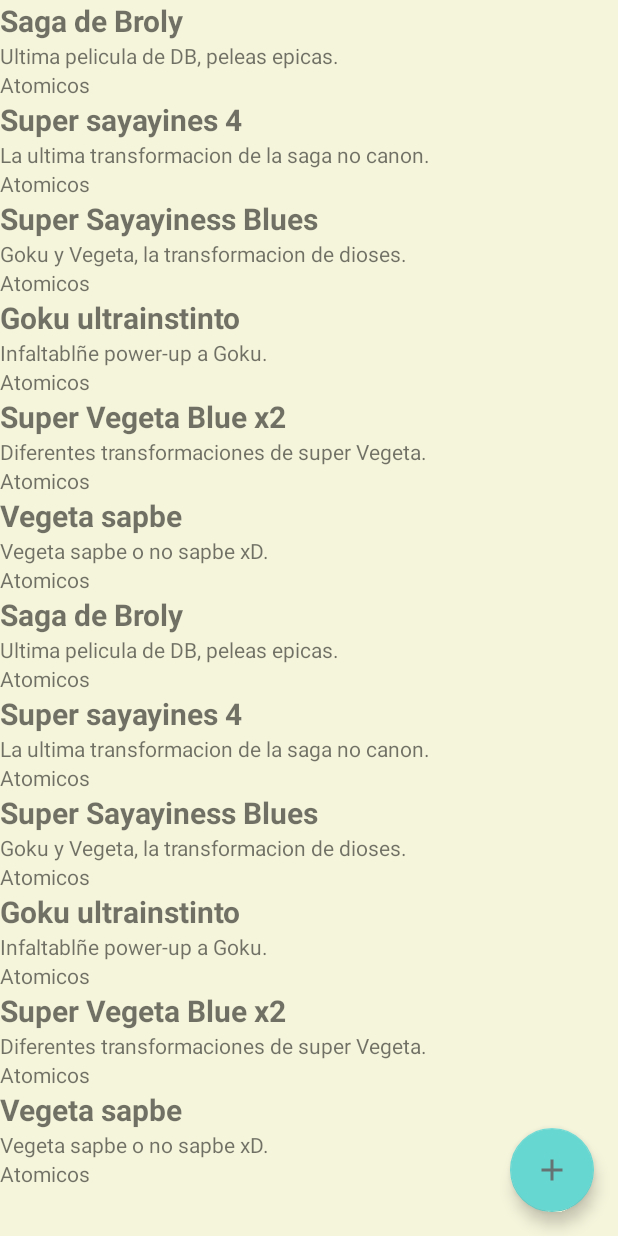
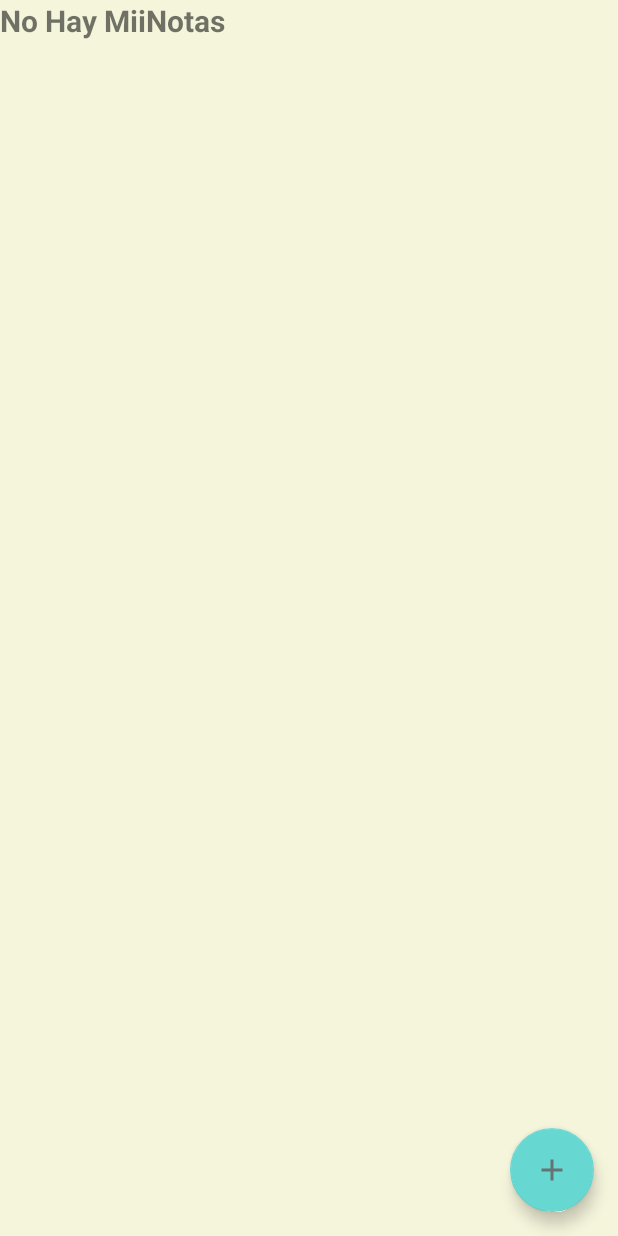
Before and after one commit to Christianbeny/MiiNote, an Android app: the screen it shows after launch (MainActivity), on a phone screen of 412 x 824 dp. Run offline under Robolectric (Android 15) with nearby library versions, the phone set to English and light mode, and no system bars.

Commit message:
Agregado de Clases Nota y Base de datos

```diff
--- a/app/src/main/java/com/example/miinote/Adaptador/Adaptador.java
+++ b/app/src/main/java/com/example/miinote/Adaptador/Adaptador.java
@@ -36,7 +36,7 @@ public class Adaptador extends RecyclerView.Adapter {
         Holder Hol = (Holder) holder;
         Hol.txtTitu.setText(item.getTitulo());
         Hol.txtDes.setText(item.getDescrip());
-        Hol.txtNot.setText(item.getNota());
+        Hol.txtfecha.setText(item.getFecha());
     }
 
     @Override
@@ -48,14 +48,14 @@ public class Adaptador extends RecyclerView.Adapter {
 
         TextView txtTitu;
         TextView txtDes;
-        TextView txtNot;
+        TextView txtfecha;
 
         public Holder(View itemView) {
             super(itemView);
 
             txtTitu = (TextView) itemView.findViewById(R.id.txtTitulo);
             txtDes = (TextView) itemView.findViewById(R.id.txtDesc);
-            txtNot = (TextView) itemView.findViewById(R.id.txtNota);
+            txtfecha = (TextView) itemView.findViewById(R.id.txtFecha);
         }
     }
 }
--- /dev/null
+++ b/app/src/main/java/com/example/miinote/BaseDeDatos.java
@@ -0,0 +1,76 @@
+package com.example.miinote;
+
+import android.content.Context;
+import android.database.Cursor;
+import android.database.sqlite.SQLiteDatabase;
+import android.database.sqlite.SQLiteOpenHelper;
+
+import androidx.annotation.Nullable;
+
+import com.example.miinote.Modelo.Item;
+import com.example.miinote.Modelo.Notas;
+
+import java.util.ArrayList;
+
+public class BaseDeDatos extends SQLiteOpenHelper {
+
+    SQLiteDatabase bd;
+
+    public BaseDeDatos(@Nullable Context context, @Nullable String name, @Nullable SQLiteDatabase.CursorFactory factory, int version) {
+        super(context, name, factory, version);
+    }
+
+    @Override
+    public void onCreate(SQLiteDatabase BaseDeDatos) {
+        BaseDeDatos.execSQL("create table notas(Idnota integer primary key autoincrement, Titulo varchar(25) not null, Descripcion text not null,nota text not null,Fecha varchar(25) not null)");
+    }
+
+    @Override
+    public void onUpgrade(SQLiteDatabase sqLiteDatabase, int i, int i1) {
+
+    }
+
+    public ArrayList<Item> MostrarNotas() {
+        ArrayList<Item> listanota = new ArrayList<>();
+        bd = this.getWritableDatabase();
+        String sql = "Select * from notas order by Fecha desc, Idnota desc";
+        Cursor registros = bd.rawQuery(sql, null);
+        if (registros.moveToFirst()) {
+            do {
+                listanota.add(new Item(registros.getString(1), registros.getString(2), registros.getString(4)));
+            } while (registros.moveToNext());
+        }
+        return listanota;
+    }
+
+    public Notas ObtenerNota(int id) {
+        Notas nota = new Notas();
+        bd = this.getWritableDatabase();
+        String sql = "Select * from notas where ClaveNota=" + id;
+        Cursor registros = bd.rawQuery(sql, null);
+        if (registros.moveToFirst()) {
+            do {
+                nota.id = registros.getInt(0);
+                nota.titulo = registros.getString(1);
+                nota.descripcion = registros.getString(2);
+                nota.nota = registros.getString(3);
+                nota.fecha = registros.getString(4);
+            } while (registros.moveToNext());
+        }
+        return nota;
+    }
+/**
+ public int ObtenerClaveTarea(String titulo)
+ {
+ int clave=0;
+ bd= this.getWritableDatabase();
+ String consulta="Select ClaveTarea from tareas where titulo='"+titulo+"'";
+ Cursor registros = bd.rawQuery(consulta,null);
+ if(registros.moveToFirst())
+ {
+ clave = registros.getInt(0);
+ }
+ return clave;
+ }
+ **/
+}
--- a/app/src/main/java/com/example/miinote/MainActivity.java
+++ b/app/src/main/java/com/example/miinote/MainActivity.java
@@ -1,5 +1,6 @@
 package com.example.miinote;
 
+import android.content.DialogInterface;
 import android.content.Intent;
 import android.database.Cursor;
 import android.os.Bundle;
@@ -8,6 +9,7 @@ import com.example.miinote.Adaptador.Adaptador;
 import com.example.miinote.Modelo.Item;
 import com.google.android.material.floatingactionbutton.FloatingActionButton;
 
+import androidx.appcompat.app.AlertDialog;
 import androidx.appcompat.app.AppCompatActivity;
 import androidx.appcompat.widget.Toolbar;
 import androidx.recyclerview.widget.LinearLayoutManager;
@@ -17,22 +19,17 @@ import android.view.View;
 
 import android.view.Menu;
 import android.view.MenuItem;
+import android.widget.ArrayAdapter;
 import android.widget.ListView;
 
 import java.util.ArrayList;
 
 public class MainActivity extends AppCompatActivity {
-//55959594
-/**
-    private DataBaseManager manager;
-    private Cursor cursor;
-    private ListView lista;
-    private Adaptador adapter;
-**/
+
     private RecyclerView recyclerView;
     private Adaptador adaptador;
     private RecyclerView.LayoutManager manager;
-
+    private ArrayList<Item> lista;
 
     @Override
     protected void onCreate(Bundle savedInstanceState) {
@@ -40,38 +37,10 @@ public class MainActivity extends AppCompatActivity {
         setContentView(R.layout.activity_main);
         Toolbar toolbar = findViewById(R.id.toolbar);
         setSupportActionBar(toolbar);
-/**
-        manager = new DataBaseManager(this);
-        lista = (ListView) findViewById(R.id.RecyclerView);
-
-        manager.insertar("Mane","debe Feria","Me deves mucho mane hijo de la *******");
-        //manager.insertar("Aplicacion","debe Feria","Me deves mucho mane hijo de la *******");
-        //manager.insertar("chales","debe Feria","Me deves mucho mane hijo de la *******");
-
-        cursor = manager.cargarCursorNotas();
-
-        adapter = new Adaptador();
-        lista.setAdapter(adapter);
-**/
-
-
         recyclerView = findViewById(R.id.RecyclerView);
         manager = new LinearLayoutManager(this);
         recyclerView.setLayoutManager(manager);
-
-        adaptador = new Adaptador(this,getlista());
-        recyclerView.setAdapter(adaptador);
-
-        //creacion de boton flotante
-        FloatingActionButton fab = findViewById(R.id.agrega);
-        fab.setOnClickListener(new View.OnClickListener() {
-            @Override
-            public void onClick(View view) {
-                //llamado de activity llenadoNota
-                Intent miIntent = new Intent(MainActivity.this,LlenadoNota.class);
-                startActivity(miIntent);
-            }
-        });
+        actualizarlista();
     }
 
 //cambios
@@ -96,21 +65,51 @@ public class MainActivity extends AppCompatActivity {
 
         return super.onOptionsItemSelected(item);
     }
-    private ArrayList<Item> getlista() {
-        ArrayList<Item> itemLists = new ArrayList<>();
-        itemLists.add(new Item("Saga de Broly", "Ultima pelicula de DB, peleas epicas.", "Atomicos"));
-        itemLists.add(new Item("Super sayayines 4", "La ultima transformacion de la saga no canon.", "Atomicos"));
-        itemLists.add(new Item("Super Sayayiness Blues", "Goku y Vegeta, la transformacion de dioses.", "Atomicos"));
-        itemLists.add(new Item("Goku ultrainstinto", "Infaltablñe power-up a Goku.", "Atomicos"));
-        itemLists.add(new Item("Super Vegeta Blue x2", "Diferentes transformaciones de super Vegeta.", "Atomicos"));
-        itemLists.add(new Item("Vegeta sapbe", "Vegeta sapbe o no sapbe xD.", "Atomicos"));
-        itemLists.add(new Item("Saga de Broly", "Ultima pelicula de DB, peleas epicas.", "Atomicos"));
-        itemLists.add(new Item("Super sayayines 4", "La ultima transformacion de la saga no canon.","Atomicos"));
-        itemLists.add(new Item("Super Sayayiness Blues", "Goku y Vegeta, la transformacion de dioses.", "Atomicos"));
-        itemLists.add(new Item("Goku ultrainstinto", "Infaltablñe power-up a Goku.", "Atomicos"));
-        itemLists.add(new Item("Super Vegeta Blue x2", "Diferentes transformaciones de super Vegeta.", "Atomicos"));
-        itemLists.add(new Item("Vegeta sapbe", "Vegeta sapbe o no sapbe xD.", "Atomicos"));
 
-        return itemLists;
+    public void actualizarlista()
+    {
+
+        BaseDeDatos admin =new BaseDeDatos(this,"MiiNota",null,1);
+        lista=admin.MostrarNotas();
+        if(lista.size()==0)
+        {
+            ArrayList<Item> listavacia=new ArrayList<>();
+            listavacia.add(new Item("No Hay MiiNotas","",""));
+            adaptador = new Adaptador(this,listavacia);
+            recyclerView.setAdapter(adaptador);
+        }
+        else
+        {
+            adaptador= new Adaptador(this,lista);
+            recyclerView.setAdapter(adaptador);
+        }
+    }
+
+    public void TipoDeNota(View v)
+    {
+        AlertDialog.Builder Dialogo = new AlertDialog.Builder(this);
+        Dialogo.setTitle("Tipo De Archivo:");
+        final String[] opciones = new String[]{"Nota", "Multimedia"};
+        Dialogo.setItems(opciones, new DialogInterface.OnClickListener() {
+            @Override
+            public void onClick(DialogInterface dialogInterface, int i) {
+                if(i==0)
+                {
+                    Intent intent = new Intent(getBaseContext(),LlenadoNota.class);
+                    startActivity(intent);
+                }
+                else
+                {
+
+                }
+            }
+        });
+        Dialogo.setNegativeButton("Cancelar",new DialogInterface.OnClickListener() {
+            @Override
+            public void onClick(DialogInterface dialogInterface, int i) {
+                dialogInterface.dismiss();
+            }
+        });
+        Dialogo.create().show();
     }
 }
--- a/app/src/main/java/com/example/miinote/Modelo/Item.java
+++ b/app/src/main/java/com/example/miinote/Modelo/Item.java
@@ -4,12 +4,12 @@ public class Item {
 
     private String titulo;
     private String descrip;
-    private String nota;
+    private String fecha;
 
-    public Item(String titulo, String descrip, String nota) {
+    public Item(String titulo, String descrip,String fecha) {
         this.titulo = titulo;
         this.descrip = descrip;
-        this.nota = nota;
+        this.fecha = fecha;
     }
 
     public String getTitulo() {
@@ -20,7 +20,8 @@ public class Item {
         return descrip;
     }
 
-    public String getNota() {
-        return nota;
+    public String getFecha() {
+        return fecha;
     }
+
 }
--- a/app/src/main/res/layout-land/activity_main.xml
+++ b/app/src/main/res/layout-land/activity_main.xml
@@ -31,6 +31,7 @@
         android:layout_height="wrap_content"
         android:layout_gravity="bottom|end"
         android:layout_margin="@dimen/fab_margin"
+        android:onClick="TipoDeNota"
         android:src="@drawable/ic_add" />
 
 
--- a/app/src/main/res/layout/activity_main.xml
+++ b/app/src/main/res/layout/activity_main.xml
@@ -32,6 +32,7 @@
         android:layout_height="wrap_content"
         android:layout_gravity="bottom|end"
         android:layout_margin="@dimen/fab_margin"
+        android:onClick="TipoDeNota"
         android:src="@drawable/ic_add" />
 
 
--- a/app/src/main/res/layout/layout_item_list.xml
+++ b/app/src/main/res/layout/layout_item_list.xml
@@ -1,8 +1,8 @@
 <?xml version="1.0" encoding="utf-8"?>
 <LinearLayout xmlns:android="http://schemas.android.com/apk/res/android"
-    android:orientation="horizontal"
     android:layout_width="match_parent"
-    android:layout_height="match_parent">
+    android:layout_height="match_parent"
+    android:orientation="vertical">
 
     <LinearLayout
         android:layout_width="wrap_content"
@@ -21,9 +21,17 @@
             android:layout_width="wrap_content"
             android:layout_height="wrap_content" />
 
+    </LinearLayout>
+
+    <LinearLayout
+        android:layout_width="wrap_content"
+        android:layout_height="wrap_content"
+        android:orientation="vertical">
+
         <TextView
-            android:id="@+id/txtNota"
+            android:id="@+id/txtFecha"
             android:layout_width="wrap_content"
             android:layout_height="wrap_content" />
     </LinearLayout>
+
 </LinearLayout>
```
Also changed, not shown: app/src/main/java/com/example/miinote/DataBaseManager.java (deleted, +0 -56 lines), app/src/main/java/com/example/miinote/DbHelper.java (deleted, +0 -27 lines), app/src/main/java/com/example/miinote/LlenadoNota.java (+50 -2 lines), app/src/main/java/com/example/miinote/Modelo/Notas.java (added, +50 -0 lines), app/src/main/res/layout-land/activity_llenado_nota.xml (+11 -7 lines), app/src/main/res/layout/activity_llenado_nota.xml (+5 -2 lines).
